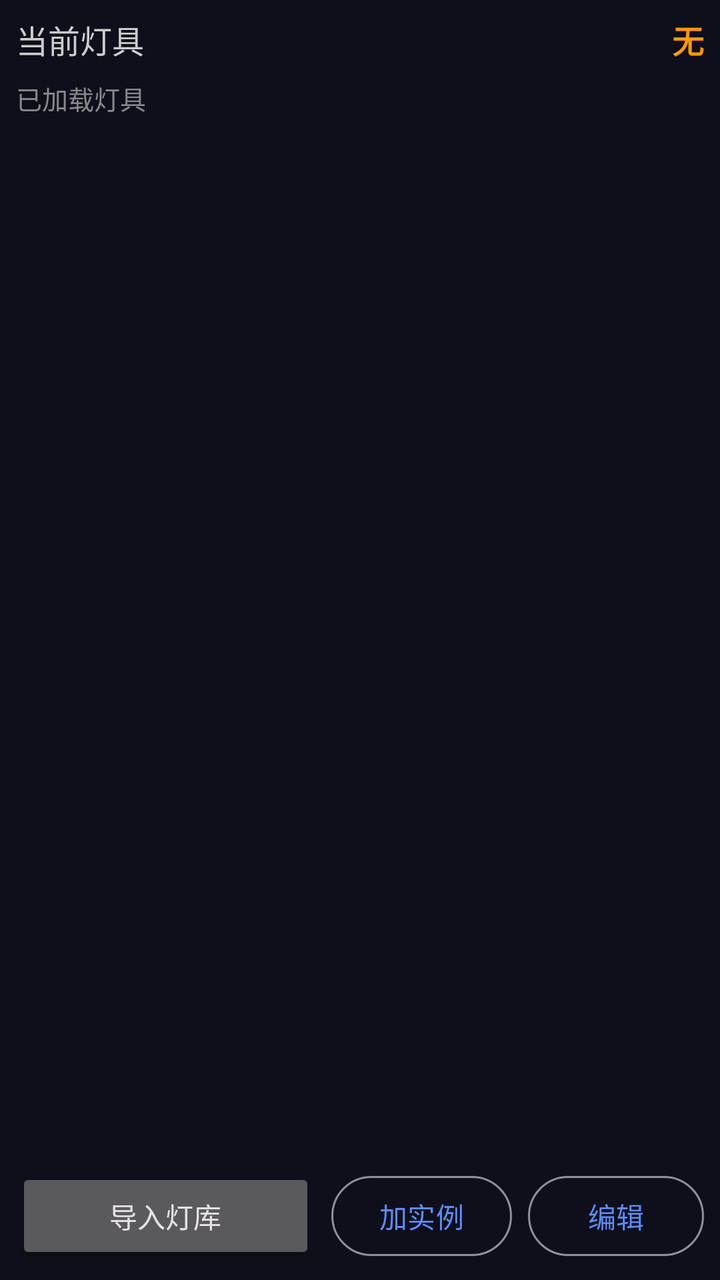
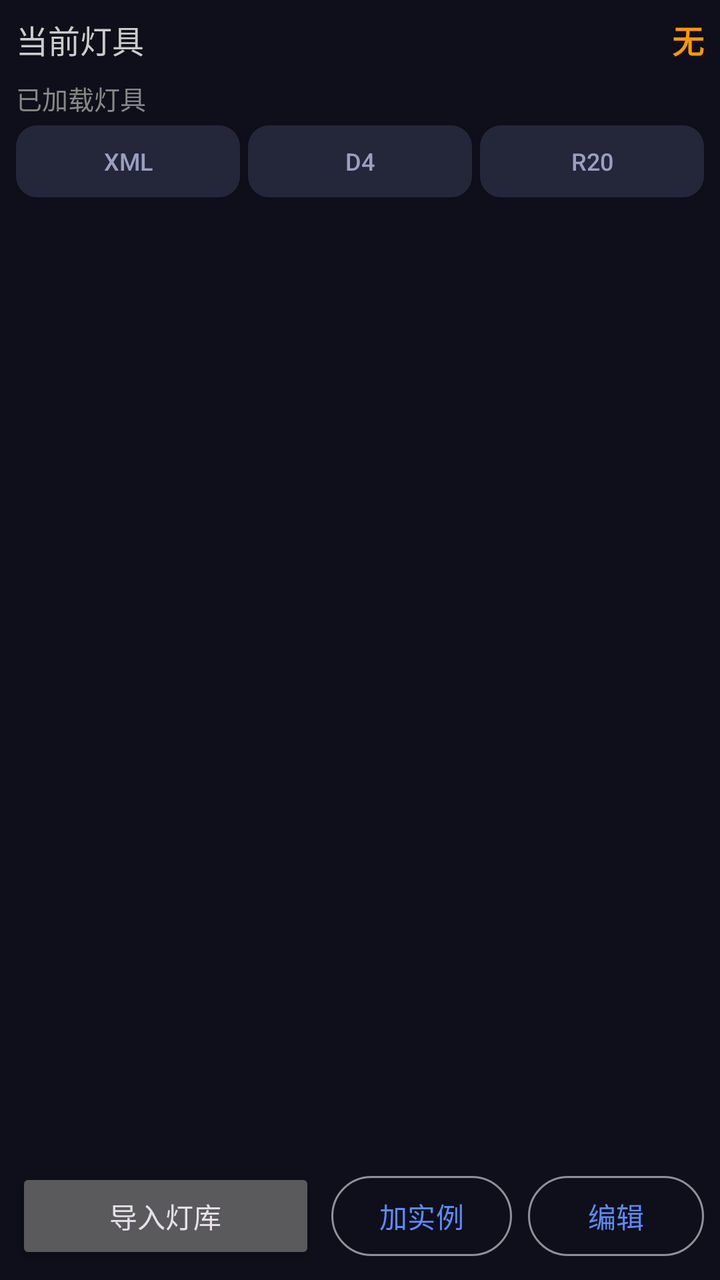

Before-and-after screenshots of an Android layout around one commit, followed by the original layout XML and the change that was made.
<!-- AndroidManifest.xml: application theme Theme.StageDMX -->
<!-- res/layout/page_fixtures.xml -->
<?xml version="1.0" encoding="utf-8"?>
<LinearLayout xmlns:android="http://schemas.android.com/apk/res/android"
    android:layout_width="match_parent"
    android:layout_height="match_parent"
    android:orientation="vertical"
    android:padding="8dp"
    android:background="@color/bg">

    
    <LinearLayout
        android:layout_width="match_parent"
        android:layout_height="wrap_content"
        android:orientation="horizontal"
        android:gravity="center_vertical"
        android:paddingBottom="8dp">

        <TextView
            android:layout_width="0dp"
            android:layout_height="wrap_content"
            android:layout_weight="1"
            android:text="当前灯具"
            android:textColor="#cccccc"
            android:textSize="16sp" />

        <TextView
            android:id="@+id/tvCurrentFixture"
            android:layout_width="wrap_content"
            android:layout_height="wrap_content"
            android:text="无"
            android:textColor="#ff9800"
            android:textSize="16sp"
            android:textStyle="bold" />
    </LinearLayout>

    
    <TextView
        android:layout_width="match_parent"
        android:layout_height="wrap_content"
        android:text="已加载灯具"
        android:textColor="#888888"
        android:textSize="13sp"
        android:paddingBottom="4dp" />

    <androidx.recyclerview.widget.RecyclerView
        android:id="@+id/rvFixtures"
        android:layout_width="match_parent"
        android:layout_height="0dp"
        android:layout_weight="1" />

    
    <LinearLayout
        android:id="@+id/batchBar"
        android:layout_width="match_parent"
        android:layout_height="wrap_content"
        android:orientation="horizontal"
        android:gravity="center_vertical"
        android:paddingTop="4dp"
        android:paddingBottom="4dp"
        android:visibility="gone">

        <com.google.android.material.button.MaterialButton
            android:id="@+id/btnSelectAll"
            style="@style/Widget.Material3.Button.TextButton"
            android:layout_width="wrap_content"
            android:layout_height="40dp"
            android:text="全选"
            android:textSize="13sp" />

        <TextView
            android:id="@+id/tvSelectedCount"
            android:layout_width="0dp"
            android:layout_height="wrap_content"
            android:layout_weight="1"
            android:gravity="center"
            android:text="已选 0"
            android:textColor="@color/warn"
            android:textSize="13sp" />

        <com.google.android.material.button.MaterialButton
            android:id="@+id/btnDeleteSelected"
            style="@style/Widget.Material3.Button.TonalButton"
            android:layout_width="wrap_content"
            android:layout_height="40dp"
            android:text="删除选中"
            android:textSize="13sp"
            android:textColor="@color/err" />
    </LinearLayout>

    
    <LinearLayout
        android:layout_width="match_parent"
        android:layout_height="wrap_content"
        android:orientation="horizontal"
        android:paddingTop="8dp">

        <Button
            android:id="@+id/btnImport"
            android:layout_width="0dp"
            android:layout_height="48dp"
            android:layout_weight="1"
            android:text="导入灯库"
            android:textSize="14sp" />

        <com.google.android.material.button.MaterialButton
            android:id="@+id/btnAddInstance"
            style="@style/Widget.Material3.Button.OutlinedButton"
            android:layout_width="wrap_content"
            android:layout_height="48dp"
            android:layout_marginStart="8dp"
            android:text="加实例"
            android:textSize="14sp" />

        <com.google.android.material.button.MaterialButton
            android:id="@+id/btnEdit"
            style="@style/Widget.Material3.Button.OutlinedButton"
            android:layout_width="wrap_content"
            android:layout_height="48dp"
            android:layout_marginStart="8dp"
            android:text="编辑"
            android:textSize="14sp" />
    </LinearLayout>
</LinearLayout>
<!-- resources referenced by this layout -->
<resources>
  <color name="bg">#0E0F1A</color>
  <color name="err">#FF5B5B</color>
  <color name="warn">#FFB020</color>
  <style name="Theme.StageDMX" parent="Theme.Material3.Dark.NoActionBar">
          <item name="colorPrimary">@color/accent</item>
          <item name="colorOnPrimary">#FFFFFF</item>
          <item name="colorSecondary">@color/accent2</item>
          <item name="android:colorBackground">@color/bg</item>
          <item name="colorSurface">@color/surface</item>
          <item name="android:windowLightStatusBar">false</item>
          <item name="android:statusBarColor">@color/bg</item>
          <item name="android:navigationBarColor">@color/bg</item>
          <item name="alertDialogTheme">@style/AppDialogTheme</item>
      </style>
  <color name="accent">#5B8CFF</color>
  <color name="accent2">#FF5B8C</color>
  <color name="surface">#1A1C2C</color>
  <style name="AppDialogTheme" parent="Theme.Material3.Dark.Dialog.Alert">
          <item name="colorPrimary">@color/accent</item>
          <item name="colorSurface">@color/surface</item>
          <item name="colorOnSurface">@color/text</item>
          <item name="android:colorBackground">@color/surface</item>
          <item name="colorOnSurfaceVariant">@color/textDim</item>
      </style>
  <color name="text">#EDEFFF</color>
  <color name="textDim">#9AA0C0</color>
</resources>

<!-- the commit's change to res/layout/page_fixtures.xml (unified diff, before → after) -->
@@ -40,6 +40,43 @@
         android:textColor="#888888"
         android:textSize="13sp"
         android:paddingBottom="4dp" />
+
+    
+    <LinearLayout
+        android:layout_width="match_parent"
+        android:layout_height="wrap_content"
+        android:orientation="horizontal"
+        android:layout_marginBottom="6dp">
+        <Button
+            android:id="@+id/btnFmtXml"
+            android:layout_width="0dp"
+            android:layout_weight="1"
+            android:layout_height="36dp"
+            android:text="XML"
+            android:textSize="12sp"
+            android:textColor="@color/textDim"
+            android:background="@drawable/bg_pill"
+            android:layout_marginEnd="4dp" />
+        <Button
+            android:id="@+id/btnFmtD4"
+            android:layout_width="0dp"
+            android:layout_weight="1"
+            android:layout_height="36dp"
+            android:text="D4"
+            android:textSize="12sp"
+            android:textColor="@color/textDim"
+            android:background="@drawable/bg_pill"
+            android:layout_marginEnd="4dp" />
+        <Button
+            android:id="@+id/btnFmtR20"
+            android:layout_width="0dp"
+            android:layout_weight="1"
+            android:layout_height="36dp"
+            android:text="R20"
+            android:textSize="12sp"
+            android:textColor="@color/textDim"
+            android:background="@drawable/bg_pill" />
+    </LinearLayout>
 
     <androidx.recyclerview.widget.RecyclerView
         android:id="@+id/rvFixtures"
<!-- resource entries referenced after the edit -->
@@ -2,7 +2,15 @@
 <resources>
   <color name="bg">#0E0F1A</color>
   <color name="err">#FF5B5B</color>
+  <color name="textDim">#9AA0C0</color>
   <color name="warn">#FFB020</color>
+  <!-- drawable bg_pill (drawable) -->
+  <?xml version="1.0" encoding="utf-8"?>
+  <shape xmlns:android="http://schemas.android.com/apk/res/android" android:shape="rectangle">
+      <solid android:color="@color/surface2" />
+      <corners android:radius="10dp" />
+      <stroke android:width="1dp" android:color="@color/surface2" />
+  </shape>
   <style name="Theme.StageDMX" parent="Theme.Material3.Dark.NoActionBar">
           <item name="colorPrimary">@color/accent</item>
           <item name="colorOnPrimary">#FFFFFF</item>
@@ -14,6 +22,7 @@
           <item name="android:navigationBarColor">@color/bg</item>
           <item name="alertDialogTheme">@style/AppDialogTheme</item>
       </style>
+  <color name="surface2">#24263A</color>
   <color name="accent">#5B8CFF</color>
   <color name="accent2">#FF5B8C</color>
   <color name="surface">#1A1C2C</color>
@@ -25,6 +34,5 @@
           <item name="colorOnSurfaceVariant">@color/textDim</item>
       </style>
   <color name="text">#EDEFFF</color>
-  <color name="textDim">#9AA0C0</color>
 </resources>
 
